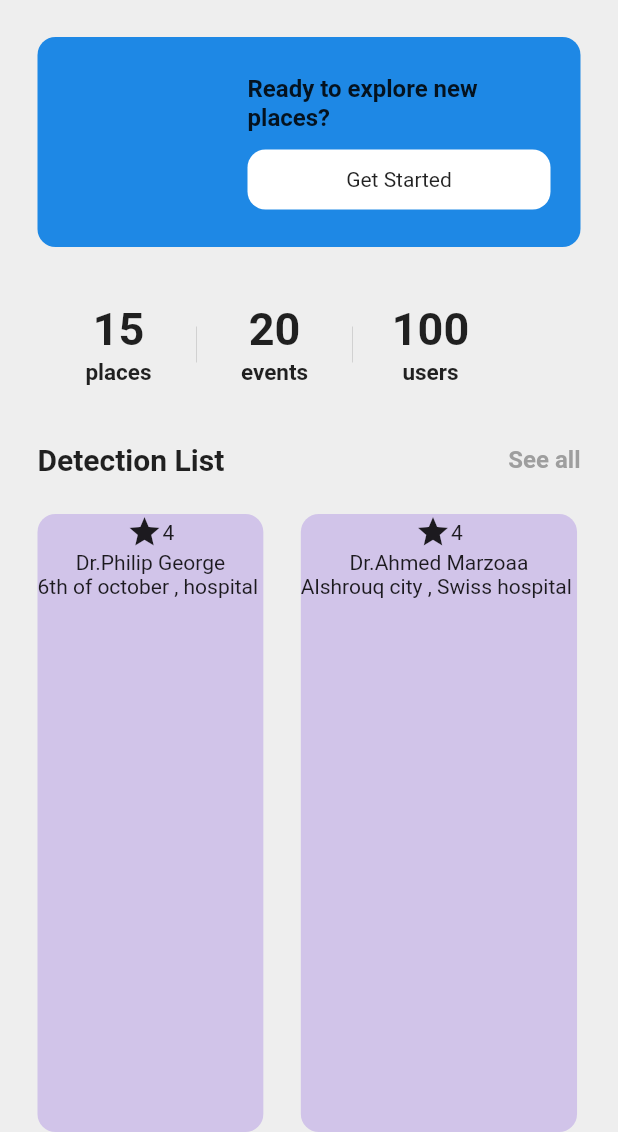
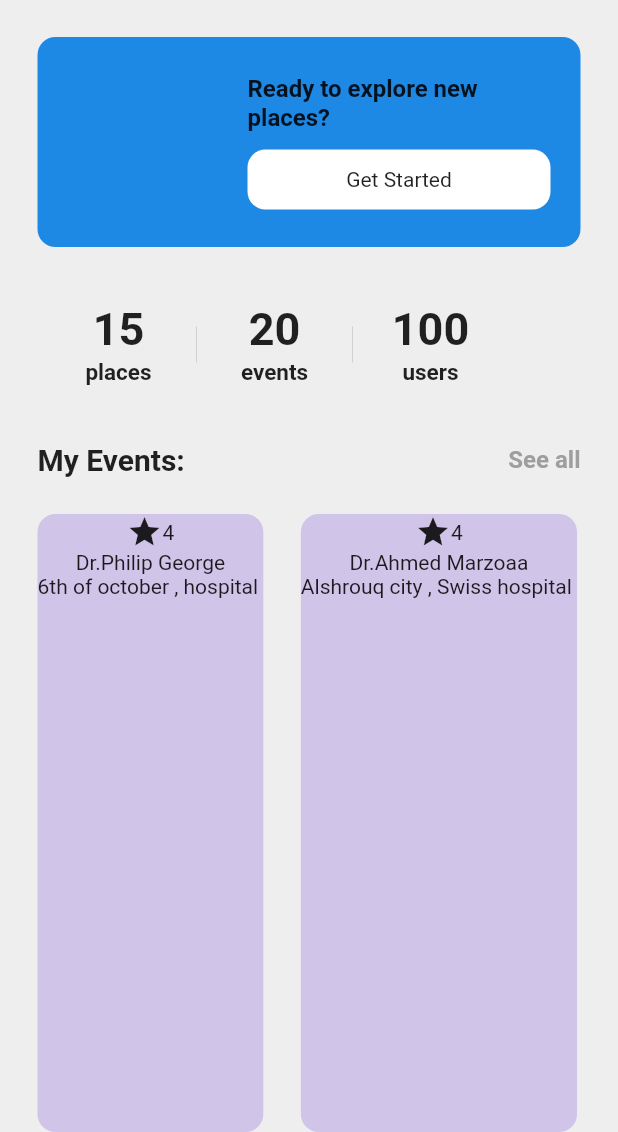
Before and after one commit to nathaliesameh26/DiscoverEgypt, a Flutter app: the screen it shows after launch, on a phone screen of 412 x 824 dp, the part 104-1236 px from its top. Run offline on Flutter 3.47's test engine with Material 2 defaults, Android fonts, the phone set to English and light mode, and no system bars; our stand-ins replace cloud_firestore, csc_picker, file_picker, firebase_analytics, firebase_auth, firebase_core and 8 more; missing offline and left inert: binder; accounts and stored records are empty.

Commit message:
Update Planner_panel.dart

```diff
--- a/mobileapplication/lib/screens/Planner_panel.dart
+++ b/mobileapplication/lib/screens/Planner_panel.dart
@@ -167,7 +167,7 @@ class _PlannerPanelState extends State<PlannerPanel> {
                 // ignore: prefer_const_literals_to_create_immutables
                 children: [
                   // ignore: prefer_const_constructors
-                  Text('Detection List',
+                  Text('My Events:',
                       // ignore: prefer_const_constructors
                       style: TextStyle(
                         fontWeight: FontWeight.bold,
```
